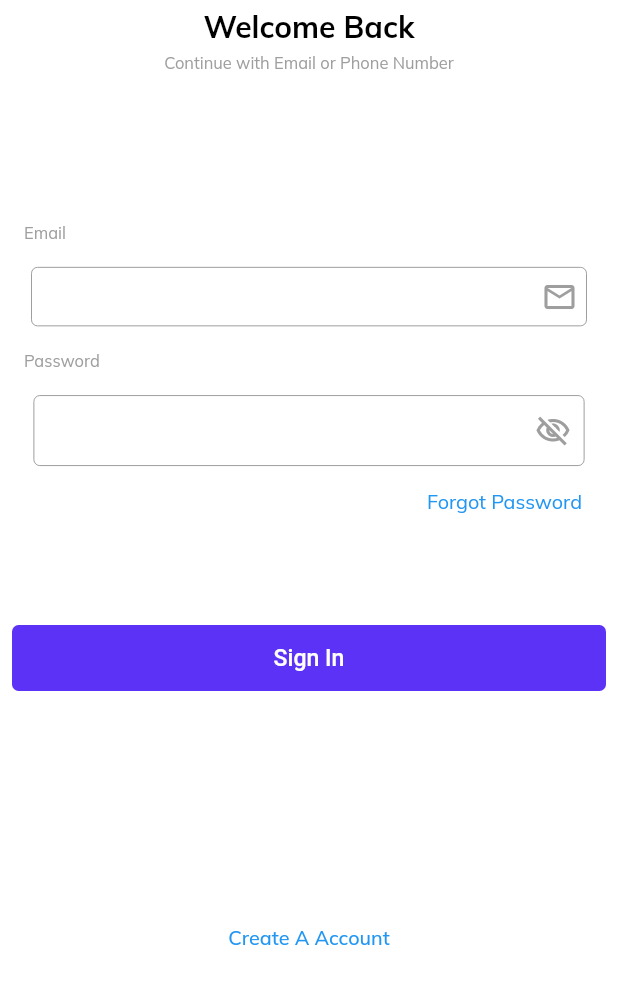
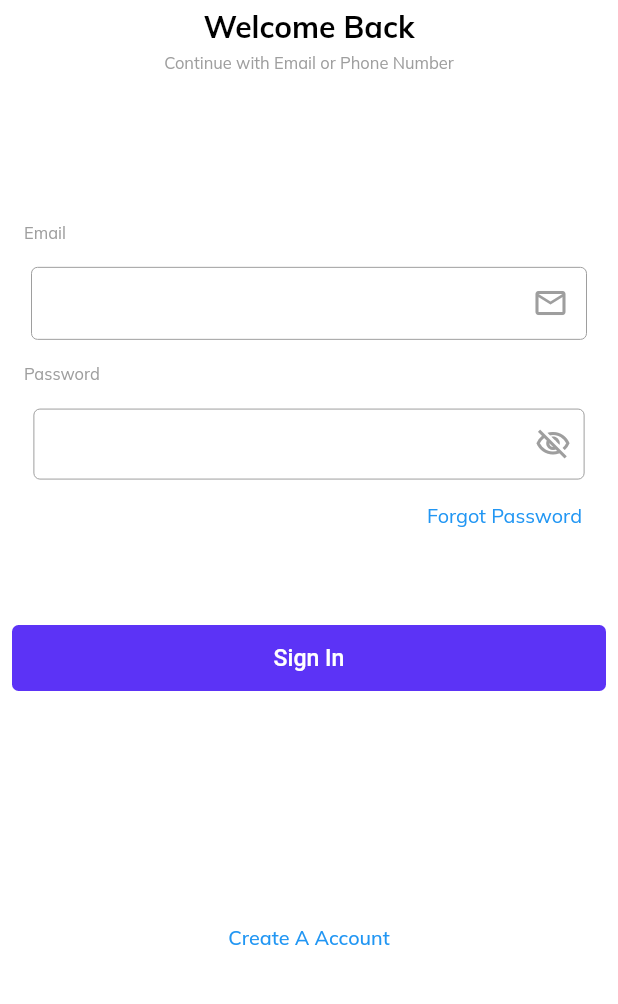
Before and after one commit to Khalidhassan3011/solution_spin, a Flutter app: the screen it shows after launch, on a phone screen of 412 x 824 dp, the part 214-1218 px from its top. Run offline on Flutter 3.47's test engine with Material 2 defaults, Android fonts, the phone set to English and light mode, and no system bars; our stand-ins replace flutter_screenutil, get, get_storage, google_fonts.

Commit message:
ui fixed

```diff
--- a/lib/app/common/widgets/my_input_field.dart
+++ b/lib/app/common/widgets/my_input_field.dart
@@ -1,6 +1,4 @@
 import 'package:solution_spin/app/common/util/exports.dart';
-
-import '../../modules/registration_page/controllers/registration_page_controller.dart';
 
 class MyInputField {
   static Widget inputField(
@@ -9,19 +7,14 @@ class MyInputField {
   ) {
     return Padding(
       padding: const EdgeInsets.symmetric(horizontal: 5),
-      child: TextFormField(
+      child: TextField(
         controller: controller,
+        textAlignVertical: TextAlignVertical.center,
         decoration: Style.other.inputDecoration.copyWith(
+          isCollapsed: true,
           suffixIcon: suffixIcon == null
               ? Container()
-              : Padding(
-                  padding: const EdgeInsets.only(right: 32),
-                  child: Icon(suffixIcon, color: Colors.grey),
-                ),
-          suffixIconConstraints: const BoxConstraints(
-            maxHeight: 25,
-            maxWidth: 30,
-          ),
+              : Icon(suffixIcon, color: Colors.grey),
         ),
       ),
     );
@@ -44,7 +37,7 @@ class MyInputField {
       child: Row(
         children: [
           Expanded(
-            child: TextFormField(
+            child: TextField(
               controller: controller,
               obscureText: obscure,
               decoration: Style.other.inputDecorationNone.copyWith(
```
